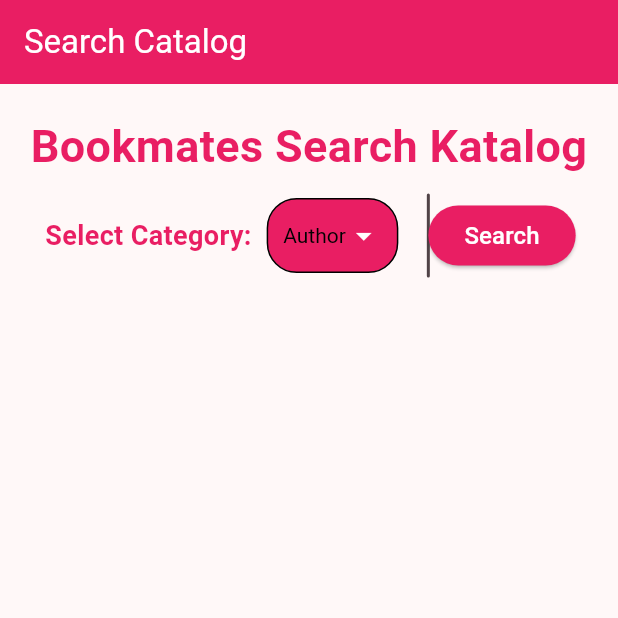
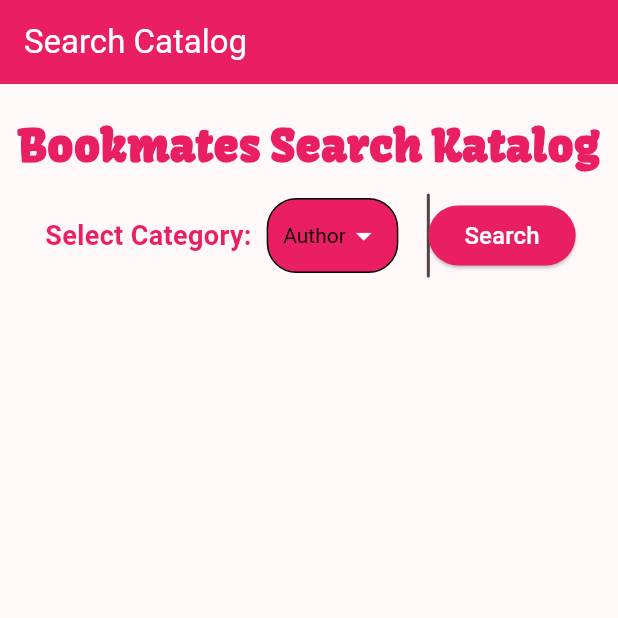
Before and after one commit to PBP-D05/bookmates_mobile, a Flutter app: the SearchPage screen opened directly, on a phone screen of 412 x 824 dp, the top half of it. Run offline on Flutter 3.47's test engine with Material 3 defaults, Android fonts, the light colour scheme and no system bars; our stand-ins replace flutter_rating_bar; missing offline and left inert: pbp_django_auth.

Commit message:
finishing SearchKatalog

```diff
--- a/lib/SearchKatalog/search_page.dart
+++ b/lib/SearchKatalog/search_page.dart
@@ -26,124 +26,9 @@
     return cleaned;
   }
 
-  @override
-  Widget build(BuildContext context) {
-    return Scaffold(
-      appBar: AppBar(
-        title: const Text('Search Catalog'),
-        backgroundColor: Colors.pink, // Warna background page
-        foregroundColor: Colors.white,
-      ),
-      body: SingleChildScrollView(
-        child: Padding(
-          padding: const EdgeInsets.all(10.0),
+  Widget _buildSearchResults() {
+    return SingleChildScrollView(
       child: Column(
-            children: <Widget>[
-              Padding(
-                padding: const EdgeInsets.only(top: 10.0, bottom: 10.0),
-                child: Text(
-                  'Bookmates Search Katalog',
-                  textAlign: TextAlign.center,
-                  style: TextStyle(
-                    fontSize: 30,
-                    fontWeight: FontWeight.bold,
-                    color: Colors.pink, // Warna tulisan judul
-                  ),
-                ),
-              ),
-              Row(
-                mainAxisAlignment: MainAxisAlignment.spaceBetween,
-                children: <Widget>[
-                  const SizedBox(width: 20),
-                  Text(
-                    'Select Category:',
-                    style: TextStyle(
-                      fontSize: 18,
-                      fontWeight: FontWeight.bold,
-                      color: Colors.pink, // Warna tulisan Select Category
-                    ),
-                  ),
-                  const SizedBox(width: 10),
-                  Container(
-                    padding: EdgeInsets.symmetric(horizontal: 10),
-                    decoration: BoxDecoration(
-                      border: Border.all(color: Colors.black),
-                      borderRadius: BorderRadius.circular(20),
-                      color: Colors.pink, // Warna dropdown background
-                    ),
-                    child: DropdownButton<String>(
-                      value: _selectedCategory,
-                      onChanged: (String? value) {
-                        setState(() {
-                          _selectedCategory = value!;
-                        });
-                      },
-                      items: <String>['Author', 'Title', 'Age']
-                          .map<DropdownMenuItem<String>>((String value) {
-                        return DropdownMenuItem<String>(
-                          value: value,
-                          child: Text(value, style: TextStyle(color: Colors.black)), // Warna dropdown item
-                        );
-                      }).toList(),
-                      style: TextStyle(color: Colors.black),
-                      icon: Icon(Icons.arrow_drop_down, color: Colors.white),
-                      underline: Container(),
-                    ),
-                  ),
-                  const SizedBox(width: 10),
-                  Expanded(
-                    child: Padding(
-                      padding: const EdgeInsets.symmetric(horizontal: 10),
-                      child: TextField(
-                        controller: _searchController,
-                        onChanged: (value) {
-                          setState(() {});
-                        },
-                        decoration: InputDecoration(
-                          hintText: 'Enter Keyword',
-                          labelText: 'Keyword',
-                          border: OutlineInputBorder(
-                            borderRadius: BorderRadius.circular(20.0),
-                          ),
-                          fillColor: Colors.white, // Warna background text field
-                          filled: true,
-                        ),
-                      ),
-                    ),
-                  ),
-                  const SizedBox(width: 10),
-                  ElevatedButton(
-                    onPressed: () {
-                      performSearch();
-                    },
-                    child: Text(
-                      'Search',
-                      style: TextStyle(
-                        color: Colors.white,
-                        fontSize: 16,
-                      ),
-                    ),
-                    style: ElevatedButton.styleFrom(
-                      primary: Colors.pink, // Warna tombol Search
-                      shape: RoundedRectangleBorder(
-                        borderRadius: BorderRadius.circular(20.0),
-                      ),
-                    ),
-                  ),
-                  const SizedBox(width: 20),
-                ],
-              ),
-              const SizedBox(height: 20),
-              _buildSearchResults(),
-            ],
-          ),
-        ),
-      ),
-    );
-  }
-
-  Widget _buildSearchResults() {
-    return Column(
         crossAxisAlignment: CrossAxisAlignment.start,
         children: <Widget>[
           const SizedBox(height: 10),
@@ -153,7 +38,8 @@
               crossAxisCount: 2,
               crossAxisSpacing: 10.0,
               mainAxisSpacing: 10.0,
-            childAspectRatio: 3.3,
+              childAspectRatio: MediaQuery.of(context).size.width /
+                  (MediaQuery.of(context).size.height / 1.5),
             ),
             itemCount: _searchResults.length,
             itemBuilder: (context, index) {
@@ -164,8 +50,10 @@
             },
           ),
         ],
+      ),
     );
   }
+
 
   Widget _buildBookCard(Buku buku, String cleanedDescription) {
     return Card(
@@ -177,7 +65,10 @@
           Navigator.push(
             context,
             MaterialPageRoute(
-              builder: (context) => ShowBook(buku: buku, cleanedDescription: cleanedDescription),
+              builder: (context) => ShowBook(
+                buku: buku,
+                cleanedDescription: cleanedDescription,
+              ),
             ),
           );
         },
@@ -199,20 +90,27 @@
               ),
               SizedBox(width: 10),
               Expanded(
-                child: Column(
+                child: ListView(
+                  shrinkWrap: true,
+                  physics: NeverScrollableScrollPhysics(), // Disable scrolling for the inner ListView
+                  children: [
+                    Column(
                       crossAxisAlignment: CrossAxisAlignment.start,
                       children: [
                         Text(
                           buku.fields.judul,
                           style: TextStyle(
+                            fontFamily: 'Kavoon',
                             fontSize: 18,
-                        fontWeight: FontWeight.bold,
+                            color: Color(0xFF45425A),
                           ),
                         ),
                         Text('By ${buku.fields.author}'),
                         Text('Age ${buku.fields.minAge}-${buku.fields.maxAge}'),
                         SizedBox(height: 3),
                         generateRatingStars(buku.fields.rating),
+                      ],
+                    ),
                   ],
                 ),
               ),
@@ -236,7 +134,8 @@
       if (response.statusCode == 200) {
         List<dynamic> responseData = jsonDecode(response.body);
         setState(() {
-          _searchResults = (responseData as List).map((json) => Buku.fromJson(json)).toList();
+          _searchResults =
+              (responseData as List).map((json) => Buku.fromJson(json)).toList();
         });
         print(responseData);
       } else {
@@ -271,4 +170,121 @@
       children: stars,
     );
   }
+
+  @override
+  Widget build(BuildContext context) {
+    return Scaffold(
+      appBar: AppBar(
+        title: const Text('Search Catalog'),
+        backgroundColor: Colors.pink,
+        foregroundColor: Colors.white,
+      ),
+      body: SingleChildScrollView(
+        child: Padding(
+          padding: const EdgeInsets.all(10.0),
+          child: Column(
+            children: <Widget>[
+              Padding(
+                padding: const EdgeInsets.only(top: 10.0, bottom: 10.0),
+                child: Text(
+                  'Bookmates Search Katalog',
+                  textAlign: TextAlign.center,
+                  style: TextStyle(
+                    fontFamily: 'Kavoon',
+                    fontSize: 30,
+                    fontWeight: FontWeight.bold,
+                    color: Colors.pink,
+                  ),
+                ),
+              ),
+              Row(
+                mainAxisAlignment: MainAxisAlignment.spaceBetween,
+                children: <Widget>[
+                  const SizedBox(width: 20),
+                  Text(
+                    'Select Category:',
+                    style: TextStyle(
+                      fontSize: 18,
+                      fontWeight: FontWeight.bold,
+                      color: Colors.pink,
+                    ),
+                  ),
+                  const SizedBox(width: 10),
+                  Container(
+                    padding: EdgeInsets.symmetric(horizontal: 10),
+                    decoration: BoxDecoration(
+                      border: Border.all(color: Colors.black),
+                      borderRadius: BorderRadius.circular(20),
+                      color: Colors.pink,
+                    ),
+                    child: DropdownButton<String>(
+                      value: _selectedCategory,
+                      onChanged: (String? value) {
+                        setState(() {
+                          _selectedCategory = value!;
+                        });
+                      },
+                      items: <String>['Author', 'Title', 'Age']
+                          .map<DropdownMenuItem<String>>((String value) {
+                        return DropdownMenuItem<String>(
+                          value: value,
+                          child: Text(value, style: TextStyle(color: Colors.black)),
+                        );
+                      }).toList(),
+                      style: TextStyle(color: Colors.black),
+                      icon: Icon(Icons.arrow_drop_down, color: Colors.white),
+                      underline: Container(),
+                    ),
+                  ),
+                  const SizedBox(width: 10),
+                  Expanded(
+                    child: Padding(
+                      padding: const EdgeInsets.symmetric(horizontal: 10),
+                      child: TextField(
+                        controller: _searchController,
+                        onChanged: (value) {
+                          setState(() {});
+                        },
+                        decoration: InputDecoration(
+                          hintText: 'Enter Keyword',
+                          labelText: 'Keyword',
+                          border: OutlineInputBorder(
+                            borderRadius: BorderRadius.circular(20.0),
+                          ),
+                          fillColor: Colors.white,
+                          filled: true,
+                        ),
+                      ),
+                    ),
+                  ),
+                  const SizedBox(width: 10),
+                  ElevatedButton(
+                    onPressed: () {
+                      performSearch();
+                    },
+                    child: Text(
+                      'Search',
+                      style: TextStyle(
+                        color: Colors.white,
+                        fontSize: 16,
+                      ),
+                    ),
+                    style: ElevatedButton.styleFrom(
+                      primary: Colors.pink,
+                      shape: RoundedRectangleBorder(
+                        borderRadius: BorderRadius.circular(20.0),
+                      ),
+                    ),
+                  ),
+                  const SizedBox(width: 20),
+                ],
+              ),
+              const SizedBox(height: 20),
+              _buildSearchResults(),
+            ],
+          ),
+        ),
+      ),
+    );
   }
+}
--- a/lib/SearchKatalog/show_book.dart
+++ b/lib/SearchKatalog/show_book.dart
@@ -50,6 +50,7 @@
                     Text(
                       buku.fields.judul,
                       style: TextStyle(
+                        fontFamily: 'Kavoon',
                         fontSize: 24,
                         fontWeight: FontWeight.bold,
                         color: Colors.pink,
```
Lines whose indentation alone changed are shown as unchanged.
